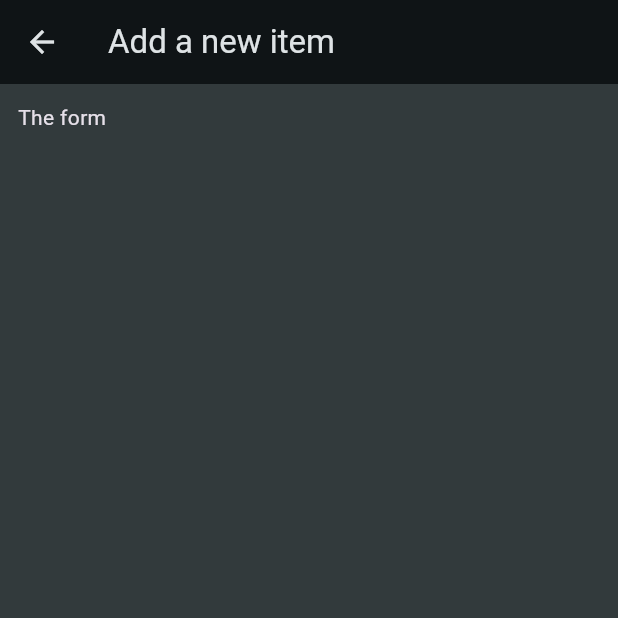
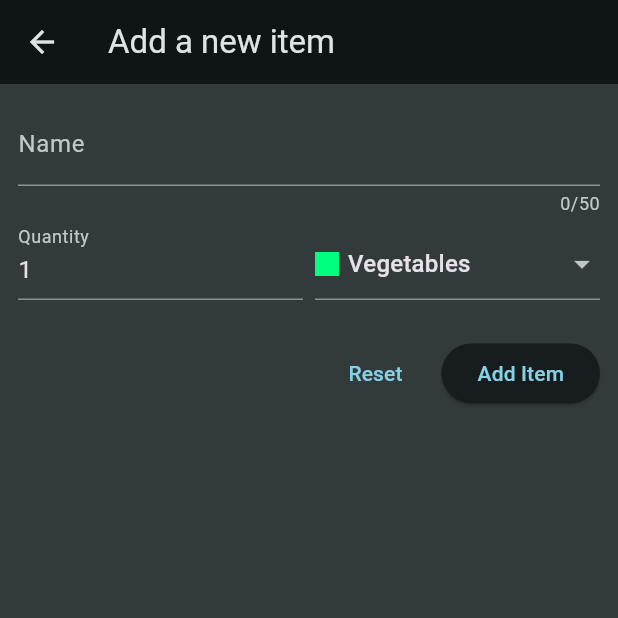
Before and after one commit to JeremyPerezSwift/ShoppingListFlutter, a Flutter app: the screen it shows after launch, after a tap on the "add" icon, on a phone screen of 412 x 824 dp, the top half of it. Run offline on Flutter 3.47's test engine with Material 3 defaults, Android fonts, the phone set to English and light mode, and no system bars.

Commit message:
Handling user input & working with forms

```diff
--- a/lib/widgets/grocery_list.dart
+++ b/lib/widgets/grocery_list.dart
@@ -1,6 +1,6 @@
 import 'package:flutter/material.dart';
-import 'package:shopping_list/data/dummy_items.dart';
 import 'package:shopping_list/widgets/new_item.dart';
+import 'package:shopping_list/models/grocery_item.dart';
 
 class GroceryList extends StatefulWidget {
   const GroceryList({super.key});
@@ -10,16 +10,57 @@ class GroceryList extends StatefulWidget {
 }
 
 class _GroceryListState extends State<GroceryList> {
-  void _addItem() {
-    Navigator.of(context).push(
+  final List<GroceryItem> _groceryItems = [];
+
+  void _addItem() async {
+    final newItem = await Navigator.of(context).push<GroceryItem>(
       MaterialPageRoute(
         builder: (ctx) => const NewItem(),
       ),
     );
+
+    if (newItem == null) {
+      return;
+    }
+
+    setState(() {
+      _groceryItems.add(newItem);
+    });
+  }
+
+  void _removeItem(GroceryItem item) {
+    setState(() {
+      _groceryItems.remove(item);
+    });
   }
 
   @override
   Widget build(BuildContext context) {
+    Widget content = const Center(child: Text('No items added yet'));
+
+    if (_groceryItems.isNotEmpty) {
+      content = ListView.builder(
+        itemCount: _groceryItems.length,
+        itemBuilder: (ctx, index) => Dismissible(
+          onDismissed: (direction) {
+            _removeItem(_groceryItems[index]);
+          },
+          key: ValueKey(_groceryItems[index].id),
+          child: ListTile(
+            title: Text(_groceryItems[index].name),
+            leading: Container(
+              width: 24,
+              height: 24,
+              color: _groceryItems[index].category.color,
+            ),
+            trailing: Text(
+              _groceryItems[index].quantity.toString(),
+            ),
+          ),
+        ),
+      );
+    }
+
     return Scaffold(
       appBar: AppBar(
         title: const Text('Your Groceries'),
@@ -30,20 +71,7 @@ class _GroceryListState extends State<GroceryList> {
           ),
         ],
       ),
-      body: ListView.builder(
-        itemCount: groceryItems.length,
-        itemBuilder: (ctx, index) => ListTile(
-          title: Text(groceryItems[index].name),
-          leading: Container(
-            width: 24,
-            height: 24,
-            color: groceryItems[index].category.color,
-          ),
-          trailing: Text(
-            groceryItems[index].quantity.toString(),
-          ),
-        ),
-      ),
+      body: content,
     );
   }
 }
--- a/lib/widgets/new_item.dart
+++ b/lib/widgets/new_item.dart
@@ -1,4 +1,7 @@
 import 'package:flutter/material.dart';
+import 'package:shopping_list/data/categories.dart';
+import 'package:shopping_list/models/category.dart';
+import 'package:shopping_list/models/grocery_item.dart';
 
 class NewItem extends StatefulWidget {
   const NewItem({super.key});
@@ -10,6 +13,25 @@ class NewItem extends StatefulWidget {
 }
 
 class _NewItemState extends State<NewItem> {
+  final _formKey = GlobalKey<FormState>();
+  var _enteredName = '';
+  var _enteredQuantity = 1;
+  var _selectedCaterory = categories[Categories.vegetables]!;
+
+  void _saveItem() {
+    if (_formKey.currentState!.validate()) {
+      _formKey.currentState!.save();
+      Navigator.of(context).pop(
+        GroceryItem(
+          id: DateTime.now().toString(),
+          name: _enteredName,
+          quantity: _enteredQuantity,
+          category: _selectedCaterory,
+        ),
+      );
+    }
+  }
+
   @override
   Widget build(BuildContext context) {
     return Scaffold(
@@ -18,7 +40,123 @@ class _NewItemState extends State<NewItem> {
       ),
       body: Padding(
         padding: const EdgeInsets.all(12),
-        child: const Text('The form'),
+
+        // Form
+        child: Form(
+          key: _formKey,
+          child: Column(
+            children: [
+              // TextFormField Name
+              TextFormField(
+                maxLength: 50,
+                decoration: const InputDecoration(
+                  label: Text('Name'),
+                ),
+                validator: (value) {
+                  if (value == null ||
+                      value.isEmpty ||
+                      value.trim().length <= 1 ||
+                      value.trim().length > 50) {
+                    return 'Must be between 1 and 50 charaters.';
+                  }
+
+                  return null;
+                },
+                onSaved: (value) {
+                  if (value == null) {
+                    return;
+                  }
+                  _enteredName = value;
+                },
+              ),
+
+              // Row For Quantity & Colors
+              Row(
+                crossAxisAlignment: CrossAxisAlignment.end,
+                children: [
+                  // Expanded TextFormField Quantity
+                  Expanded(
+                    child: TextFormField(
+                      decoration: const InputDecoration(
+                        label: Text('Quantity'),
+                      ),
+                      keyboardType: TextInputType.number,
+                      initialValue: _enteredQuantity.toString(),
+                      validator: (value) {
+                        if (value == null ||
+                            value.isEmpty ||
+                            int.tryParse(value) == null ||
+                            int.tryParse(value)! <= 0) {
+                          return 'Must be a valid & positive number';
+                        }
+
+                        return null;
+                      },
+                      onSaved: (value) {
+                        if (value == null) {
+                          return;
+                        }
+                        _enteredQuantity = int.parse(value);
+                      },
+                    ),
+                  ),
+                  const SizedBox(width: 8),
+
+                  // Expanded DropdownButtonFormField Colors
+                  Expanded(
+                    child: DropdownButtonFormField(
+                      value: _selectedCaterory,
+                      items: [
+                        for (final category in categories.entries)
+                          DropdownMenuItem(
+                            value: category.value,
+                            child: Row(
+                              children: [
+                                Container(
+                                  width: 16,
+                                  height: 16,
+                                  color: category.value.color,
+                                ),
+                                const SizedBox(width: 6),
+                                Text(category.value.title),
+                              ],
+                            ),
+                          ),
+                      ],
+                      onChanged: (value) {
+                        if (value == null) {
+                          return;
+                        }
+                        setState(() {
+                          _selectedCaterory = value;
+                        });
+                      },
+                    ),
+                  ),
+                ],
+              ),
+              const SizedBox(height: 25),
+
+              // Row Buttons
+              Row(
+                mainAxisAlignment: MainAxisAlignment.end,
+                children: [
+                  TextButton(
+                    onPressed: () {
+                      _formKey.currentState!.reset();
+                    },
+                    child: const Text('Reset'),
+                  ),
+                  const SizedBox(width: 12),
+                  ElevatedButton(
+                    onPressed: _saveItem,
+                    child: const Text('Add Item'),
+                  )
+                ],
+              ),
+            ],
+          ),
+        ),
       ),
     );
   }
```
Also changed, not shown: lib/data/dummy_items.dart (deleted, +0 -21 lines).
